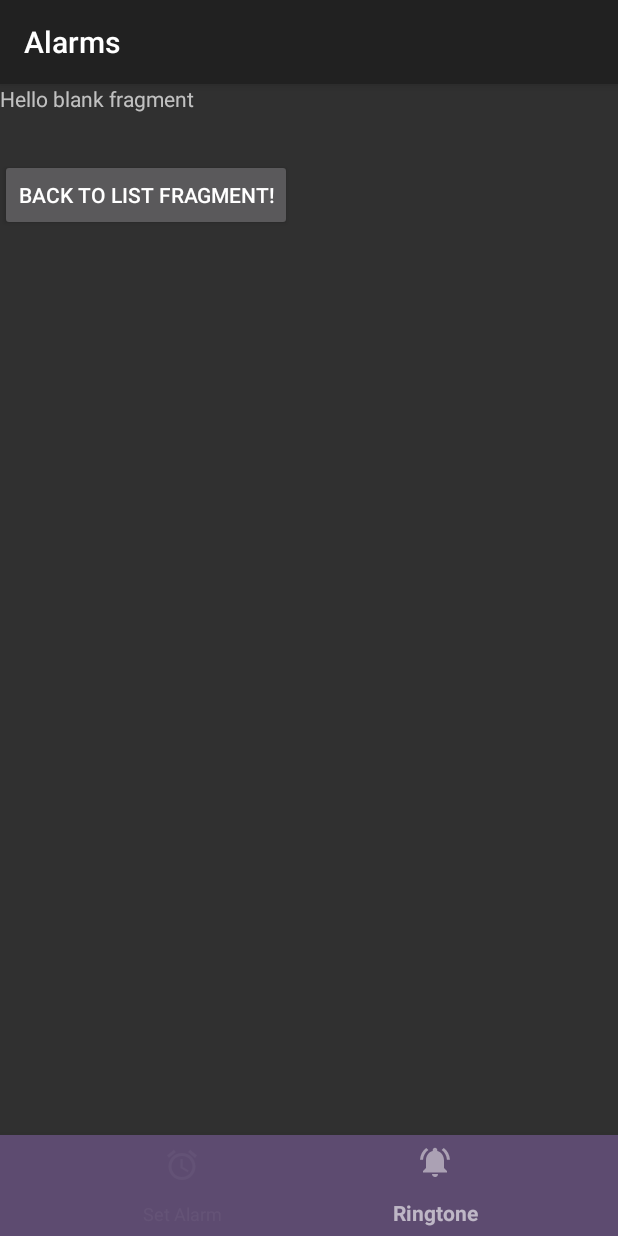
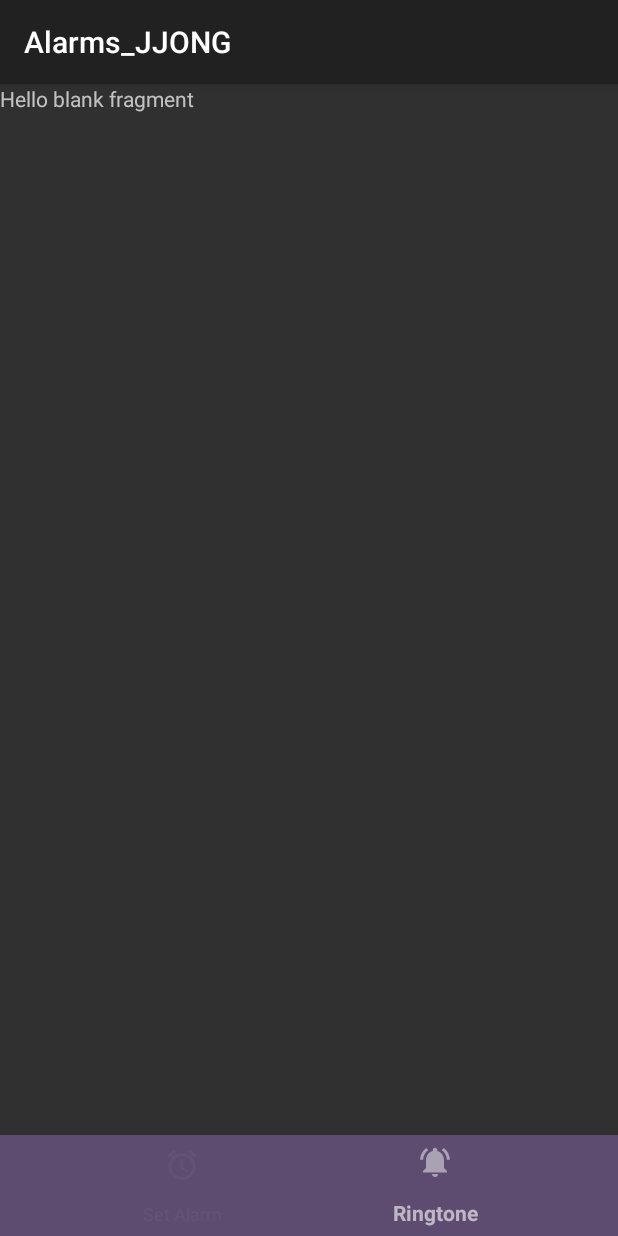
Before and after one commit to dljay/Alarmify2024, an Android app: the fragment AlarmsListFragment placed in its activity, item 2 of the bottom bar chosen, on a phone screen of 412 x 824 dp. Run offline under Robolectric (Android 15) with nearby library versions, the phone set to English and light mode, and no system bars; our stand-ins replace RxJava; libraries missing offline, so code that uses them is left out: com.melnykov.fab; 26 statements that could not run were skipped.

Commit message:
// v.0.02a : 1<->2 frag 왔다갔다 성공. package 명 변경. icon 변경

```diff
--- a/app/src/main/java/com/theglendales/alarm/jjongadd/SecondFragment.kt
+++ b/app/src/main/java/com/theglendales/alarm/jjongadd/SecondFragment.kt
@@ -34,7 +34,7 @@ class SecondFragment : Fragment() {
         val view: View = inflater.inflate(R.layout.fragment_second, container, false)
 
     // List frag 로 돌아가는 버튼.
-        view.findViewById<Button>(R.id.id_btn_backToListFrag).setOnClickListener { onBackToListFragClicked() }
+        //view.findViewById<Button>(R.id.id_btn_backToListFrag).setOnClickListener { onBackToListFragClicked() }
         return view
     }
 
@@ -46,9 +46,9 @@ class SecondFragment : Fragment() {
     }
 
 // 추가
-    private fun onBackToListFragClicked() {
-        //
-    }
+//    private fun onBackToListFragClicked() {
+//        //
+//    }
 
 //    companion object {
 //        /**
--- a/app/src/main/res/layout/fragment_second.xml
+++ b/app/src/main/res/layout/fragment_second.xml
@@ -5,17 +5,12 @@
     android:layout_height="match_parent"
     tools:context=".jjongadd.SecondFragment">
 
-    <!-- TODO: Update blank fragment layout -->
+
     <TextView
         android:layout_width="match_parent"
         android:layout_height="match_parent"
         android:text="@string/hello_blank_fragment" />
 
-    <Button
-        android:id="@+id/id_btn_backToListFrag"
-        android:layout_width="wrap_content"
-        android:layout_height="wrap_content"
-        android:text="Back to List Fragment!"
-        android:layout_marginTop="50dp"/>
+
 
 </FrameLayout>
--- a/app/src/main/res/values/strings_aosp.xml
+++ b/app/src/main/res/values/strings_aosp.xml
@@ -21,7 +21,7 @@
     <string name="app_label">Clock</string>
 
     <!-- Title for AlarmClock activity -->
-    <string name="alarm_list_title">Alarms</string>
+    <string name="alarm_list_title">Alarms_JJONG</string>
 
     <!-- Menu item on Alarm Clock screen: Add alarm -->
     <string name="add_alarm">Add alarm</string>
```
Also changed, not shown: 1 other file.
